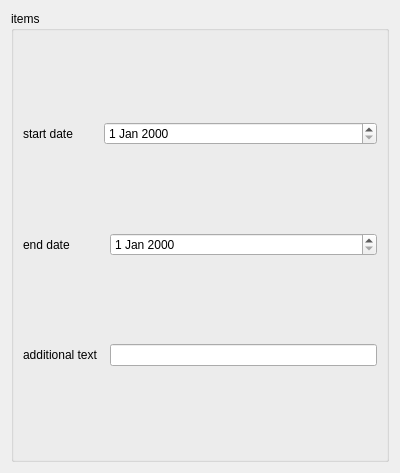
This is global_resources/forms/subforms/certificates/school_absence/ui/xx/schoolabsencemedicalcertificate.ui in FreeHealth/freehealth as Qt 5 draws it before an edit. The edited form follows.
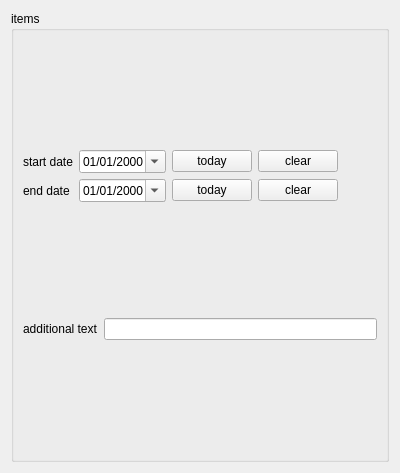
This is the edited form.

The edit to the form file:
```diff
--- a/global_resources/forms/subforms/certificates/school_absence/ui/xx/schoolabsencemedicalcertificate.ui
+++ b/global_resources/forms/subforms/certificates/school_absence/ui/xx/schoolabsencemedicalcertificate.ui
@@ -19,6 +19,8 @@
      <property name="title">
       <string>items</string>
      </property>
+     <layout class="QVBoxLayout" name="verticalLayout_2">
+      <item>
      <layout class="QGridLayout" name="gridLayout">
       <item row="0" column="0">
        <widget class="QLabel" name="startDateLabel">
@@ -27,28 +29,105 @@
         </property>
        </widget>
       </item>
-      <item row="0" column="1" colspan="2">
-       <widget class="QDateEdit" name="startDateEdit"/>
-      </item>
-      <item row="1" column="0" colspan="2">
+        <item row="0" column="1">
+         <widget class="QDateEdit" name="startDateEdit">
+          <property name="currentSection">
+           <enum>QDateTimeEdit::YearSection</enum>
+          </property>
+          <property name="displayFormat">
+           <string>dd/MM/yyyy</string>
+          </property>
+          <property name="calendarPopup">
+           <bool>true</bool>
+          </property>
+         </widget>
+        </item>
+        <item row="0" column="2">
+         <widget class="QPushButton" name="startTodayPushButton">
+          <property name="text">
+           <string>today</string>
+          </property>
+         </widget>
+        </item>
+        <item row="0" column="3">
+         <widget class="QPushButton" name="clearStartDatePushButton">
+          <property name="text">
+           <string>clear</string>
+          </property>
+         </widget>
+        </item>
+        <item row="0" column="4">
+         <spacer name="horizontalSpacer">
+          <property name="orientation">
+           <enum>Qt::Horizontal</enum>
+          </property>
+          <property name="sizeHint" stdset="0">
+           <size>
+            <width>40</width>
+            <height>20</height>
+           </size>
+          </property>
+         </spacer>
+        </item>
+        <item row="1" column="0">
        <widget class="QLabel" name="endDateLabel">
         <property name="text">
          <string>end date</string>
         </property>
        </widget>
       </item>
+        <item row="1" column="1">
+         <widget class="QDateEdit" name="endDateEdit">
+          <property name="displayFormat">
+           <string>dd/MM/yyyy</string>
+          </property>
+          <property name="calendarPopup">
+           <bool>true</bool>
+          </property>
+         </widget>
+        </item>
       <item row="1" column="2">
-       <widget class="QDateEdit" name="endDateEdit"/>
-      </item>
-      <item row="2" column="0">
+         <widget class="QPushButton" name="endTodayPushButton">
+          <property name="text">
+           <string>today</string>
+          </property>
+         </widget>
+        </item>
+        <item row="1" column="3">
+         <widget class="QPushButton" name="clearEndDatePushButton">
+          <property name="text">
+           <string>clear</string>
+          </property>
+         </widget>
+        </item>
+        <item row="1" column="4">
+         <spacer name="horizontalSpacer_2">
+          <property name="orientation">
+           <enum>Qt::Horizontal</enum>
+          </property>
+          <property name="sizeHint" stdset="0">
+           <size>
+            <width>40</width>
+            <height>20</height>
+           </size>
+          </property>
+         </spacer>
+        </item>
+       </layout>
+      </item>
+      <item>
+       <layout class="QHBoxLayout" name="horizontalLayout">
+        <item>
        <widget class="QLabel" name="additionalTextLabel">
         <property name="text">
          <string>additional text</string>
         </property>
        </widget>
       </item>
-      <item row="2" column="2">
+        <item>
        <widget class="QLineEdit" name="additionalTextLineEdit"/>
+        </item>
+       </layout>
       </item>
      </layout>
     </widget>
```
Lines whose indentation alone changed are shown as unchanged.
